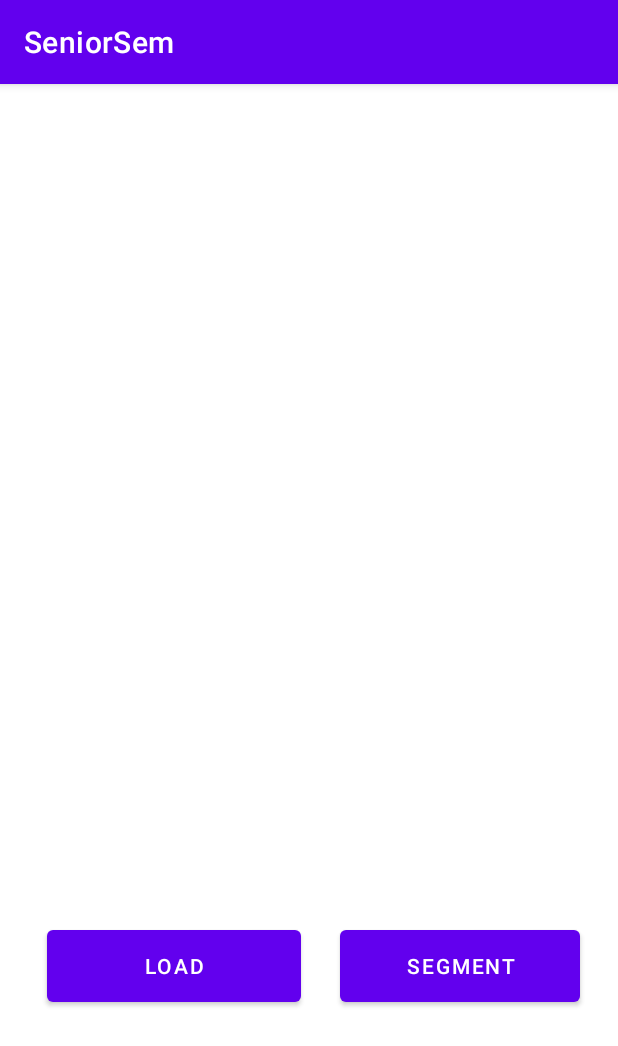
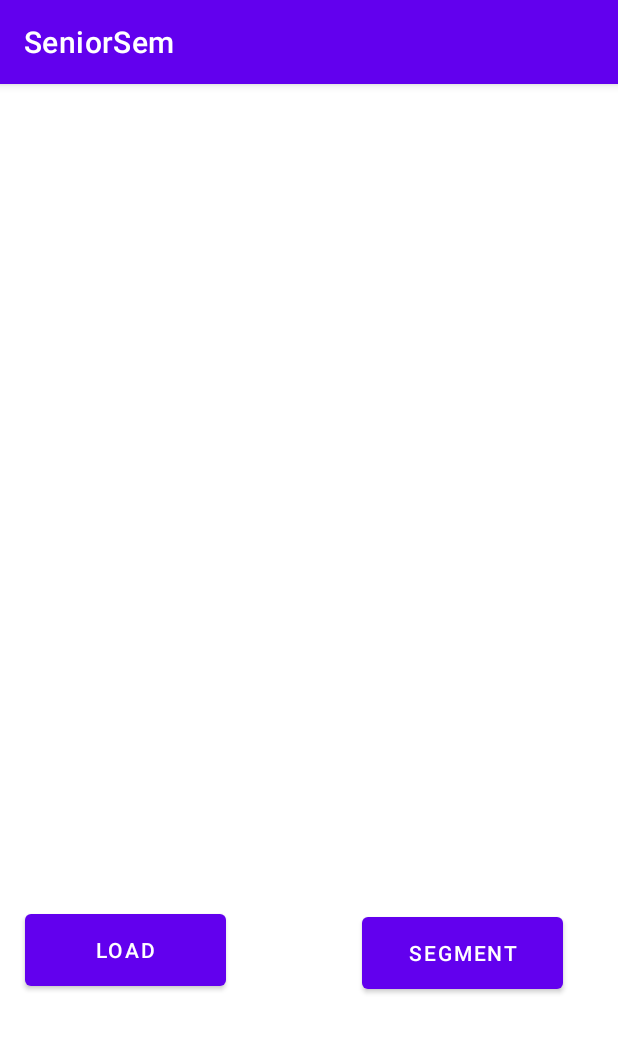
Before and after one commit to Humberto1945/CapStoneProject, an Android app: the screen it shows after launch (MainActivity), on a phone screen of 412 x 824 dp. Shown: the top 1046 px of the screen. Run offline under Robolectric (Android 15) with nearby library versions, the phone set to English and light mode, and no system bars; libraries missing offline, so code that uses them is left out: org.pytorch.

Commit message:
modified the MainActivity to be set on a onclicllistener Fixed button issues

```diff
--- a/MyApplication/app/src/main/AndroidManifest.xml
+++ b/MyApplication/app/src/main/AndroidManifest.xml
@@ -1,6 +1,7 @@
 <?xml version="1.0" encoding="utf-8"?>
 <manifest xmlns:android="http://schemas.android.com/apk/res/android"
     package="com.example.seniorsem">
+    <uses-permission android:name="android.permission.READ_EXTERNAL_STORAGE"/>
 
     <application
         android:allowBackup="true"
--- a/MyApplication/app/src/main/java/com/example/seniorsem/MainActivity.java
+++ b/MyApplication/app/src/main/java/com/example/seniorsem/MainActivity.java
@@ -9,24 +9,41 @@ import android.graphics.Bitmap;
 import android.graphics.BitmapFactory;
 import android.net.Uri;
 import android.os.Bundle;
+import android.provider.MediaStore;
 import android.view.View;
+import android.widget.Button;
 import android.widget.ImageView;
 
 import org.pytorch.Module;
 
 import java.io.FileNotFoundException;
+import java.io.IOException;
 
 public class MainActivity extends AppCompatActivity {
 
-    ImageView imageview;
-    Bitmap bitmap = null;
-    Module module = null;
+    Uri selectedImage;
+    Bitmap imageBitmap;
+    // Module moduleResNet;
+    int imageSize = 224;
 
     @Override
     protected void onCreate(Bundle savedInstanceState) {
         super.onCreate(savedInstanceState);
         setContentView(R.layout.activity_main);
-        imageview = findViewById(R.id.imageView);
+        // Setting buttons
+        Button loadImage = findViewById(R.id.loadButton);
+        Button segmentImage = findViewById(R.id.segmentButton);
+
+
+        // Lets the user select an image from their camera roll
+        loadImage.setOnClickListener(new View.OnClickListener() {
+            @Override
+            public void onClick(View view) {
+                // Intent intent = new Intent(Intent.ACTION_GET_CONTENT);
+                Intent intent = new Intent(Intent.ACTION_PICK, MediaStore.Images.Media.EXTERNAL_CONTENT_URI);
+                startActivityForResult(intent, 50);
+            }
+        });
     }
 
     public void loadImage(View view){
@@ -38,14 +55,14 @@ public class MainActivity extends AppCompatActivity {
 
     protected void onActivityResult(int requestCode, int resultCode, Intent data){
         super.onActivityResult(requestCode, resultCode, data);
-        if(resultCode == RESULT_OK){
-            Uri targetUri = data.getData();
-            try{
-                bitmap = BitmapFactory.decodeStream(getContentResolver().openInputStream(targetUri));
-                imageview.setImageBitmap(bitmap);
-            } catch (FileNotFoundException e){
-                e.printStackTrace();
-            }
+        ImageView imageView = findViewById(R.id.imageView);
+        selectedImage = data.getData();
+        imageView.setImageURI(selectedImage);
+        try {
+            //Getting the bitmap image
+            imageBitmap = MediaStore.Images.Media.getBitmap(this.getContentResolver(),selectedImage);
+        } catch (IOException e) {
+            e.printStackTrace();
         }
     }
 
--- a/MyApplication/app/src/main/res/layout/activity_main.xml
+++ b/MyApplication/app/src/main/res/layout/activity_main.xml
@@ -8,35 +8,45 @@
 
     <ImageView
         android:id="@+id/imageView"
-        android:layout_width="322dp"
-        android:layout_height="354dp"
+        android:layout_width="374dp"
+        android:layout_height="218dp"
+        android:layout_marginTop="121dp"
+        android:layout_marginBottom="610dp"
+        android:contentDescription="@string/imageview"
+        app:layout_constraintBottom_toBottomOf="parent"
+        app:layout_constraintDimensionRatio="1:1"
+        app:layout_constraintEnd_toEndOf="parent"
+        app:layout_constraintHorizontal_bias="0.567"
+        app:layout_constraintStart_toStartOf="parent"
+        app:layout_constraintTop_toTopOf="parent"
+        app:layout_constraintVertical_bias="0.201" />
+
+    <Button
+        android:id="@+id/loadButton"
+        android:layout_width="134dp"
+        android:layout_height="60dp"
+        android:layout_marginStart="39dp"
+        android:layout_marginTop="229dp"
+        android:layout_marginEnd="45dp"
+        android:layout_marginBottom="146dp"
+        android:text="@string/load"
+        app:layout_constraintBottom_toBottomOf="parent"
+        app:layout_constraintEnd_toStartOf="@+id/segmentButton"
+        app:layout_constraintStart_toStartOf="parent"
+        app:layout_constraintTop_toBottomOf="@+id/imageView" />
+
+    <Button
+        android:id="@+id/segmentButton"
+        android:layout_width="134dp"
+        android:layout_height="60dp"
+        android:layout_marginStart="45dp"
+        android:layout_marginTop="231dp"
+        android:layout_marginEnd="59dp"
+        android:layout_marginBottom="144dp"
+        android:text="@string/segment"
         app:layout_constraintBottom_toBottomOf="parent"
         app:layout_constraintEnd_toEndOf="parent"
-        app:layout_constraintHorizontal_bias="0.494"
-        app:layout_constraintStart_toStartOf="parent"
-        app:layout_constraintTop_toTopOf="parent"
-        app:layout_constraintVertical_bias="0.122"
-        tools:srcCompat="@tools:sample/avatars" />
+        app:layout_constraintStart_toEndOf="@+id/loadButton"
+        app:layout_constraintTop_toBottomOf="@+id/imageView" />
 
-    <Button
-        android:id="@+id/button"
-        android:layout_width="169dp"
-        android:layout_height="60dp"
-        android:text="@string/loadbutton"
-        app:layout_constraintBottom_toBottomOf="parent"
-        app:layout_constraintEnd_toEndOf="parent"
-        app:layout_constraintHorizontal_bias="0.128"
-        app:layout_constraintStart_toStartOf="parent"
-        app:layout_constraintTop_toBottomOf="@+id/imageView"
-        app:layout_constraintVertical_bias="0.506"
-        android:onClick="loadImage"/>
-
-    <Button
-        android:id="@+id/button2"
-        android:layout_width="160dp"
-        android:layout_height="60dp"
-        android:text="@string/segmentbutton"
-        app:layout_constraintBaseline_toBaselineOf="@+id/button"
-        app:layout_constraintEnd_toEndOf="parent"
-        app:layout_constraintStart_toEndOf="@+id/button" />
 </androidx.constraintlayout.widget.ConstraintLayout>
--- a/MyApplication/app/src/main/res/values/strings.xml
+++ b/MyApplication/app/src/main/res/values/strings.xml
@@ -2,4 +2,7 @@
     <string name="app_name">SeniorSem</string>
     <string name="loadbutton">Load</string>
     <string name="segmentbutton">Segment</string>
+    <string name="segment">Segment</string>
+    <string name="load">Load</string>
+    <string name="imageview">imageView</string>
 </resources>
```
